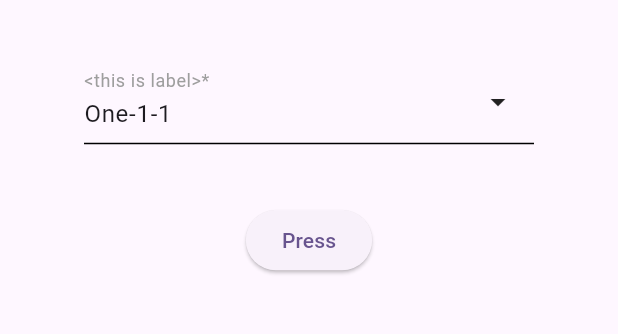
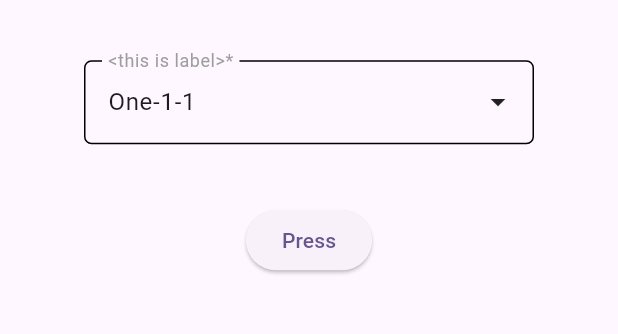
Before and after one commit to t-mabrar/group_dropdown_button, a Flutter app: the screen it shows after launch, on a phone screen of 412 x 824 dp, the part 512-846 px from its top. Run offline on Flutter 3.47's test engine with Material 3 defaults, Android fonts, the phone set to English and light mode, and no system bars.

Commit message:
Updated reamed with relevant screenshot and added new screenshots

```diff
--- a/example/lib/main.dart
+++ b/example/lib/main.dart
@@ -58,15 +58,15 @@ class _HomePageState extends State<HomePage> {
                 key: "one-1-1",
                 title: "One-1-1",
               ),
-              borderType: TextFieldInputBorder.underLine,
-              eachGroupIsExpansion: true,
-              enabledRadioForItems: true,
-              showDividerBtwGroups: true,
-              itemPrefix: Icon(Icons.adb_sharp),
-              errorText: "<errorText comes here>",
+              // borderType: TextFieldInputBorder.underLine,
+              // eachGroupIsExpansion: true,
+              // enabledRadioForItems: true,
+              // showDividerBtwGroups: true,
+              // itemPrefix: Icon(Icons.adb_sharp),
+              // errorText: "<errorText comes here>",
               isRequired: true,
-              // showCheckForSelected: true,
-              checkWidgetForSelectedItem: Icon(Icons.abc),
+              showCheckForSelected: true,
+              // checkWidgetForSelectedItem: Icon(Icons.abc),
               items: [
                 DropdownButtonItem(
                   key: "one",
```
Also changed, not shown: 4 other files.
